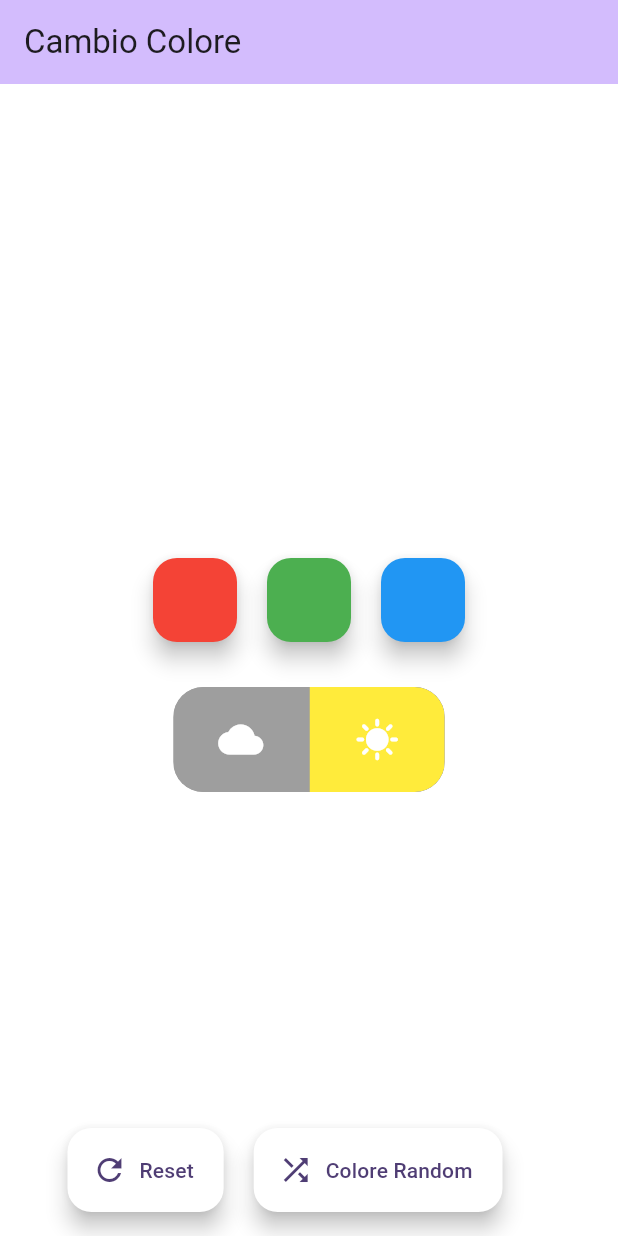
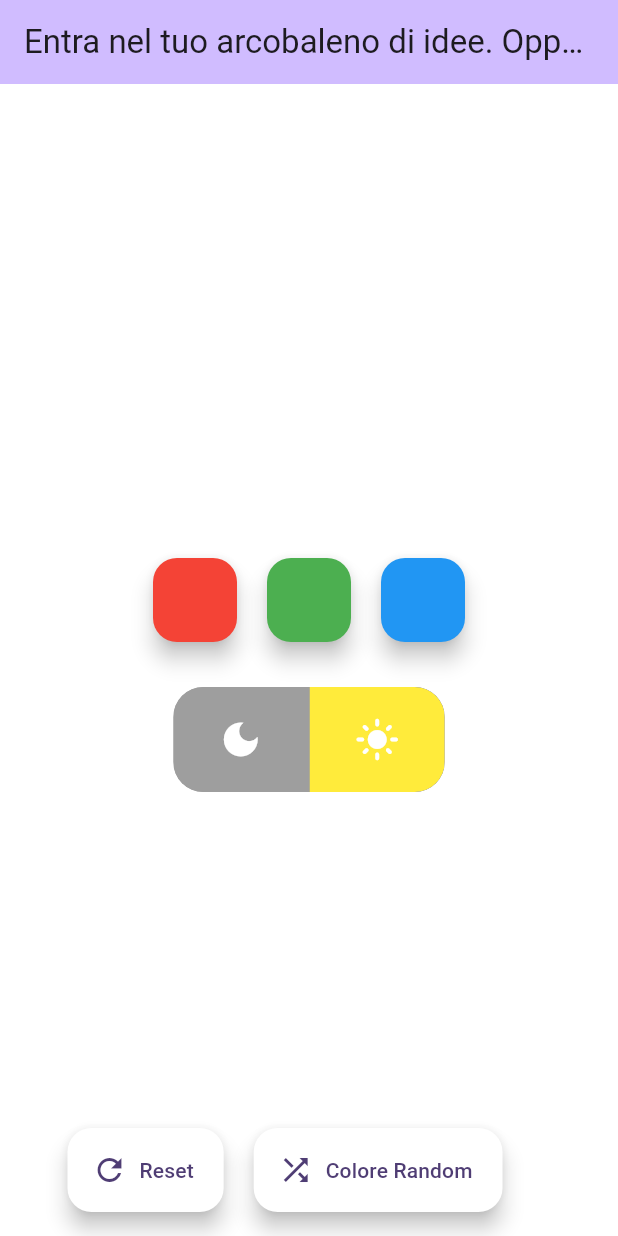
Before and after one commit to Gaia0809/qwerty, a Flutter app: the screen it shows after launch, on a phone screen of 412 x 824 dp. Run offline on Flutter 3.47's test engine with Material 3 defaults, Android fonts, the phone set to English and light mode, and no system bars; drawn by our look-alikes of toggle_switch; missing offline and left inert: flutter_randomcolor.

Commit message:
refactor main.dart to implement widget for random color and toggle

```diff
--- a/bgcolor_changer/lib/main.dart
+++ b/bgcolor_changer/lib/main.dart
@@ -6,32 +6,120 @@
   runApp(const MyApp());
 }
 
-class MyApp extends StatelessWidget {
+class MyApp extends StatefulWidget {
   const MyApp({super.key});
+
+  @override
+  State<MyApp> createState() => _MyAppState();
+}
+
+class _MyAppState extends State<MyApp> {
+  Color _backgroundColor = Colors.white;
+  bool _isLight = true;
+  Brightness brightness = Brightness.light;
 
   @override
   Widget build(BuildContext context) {
     return MaterialApp(
-      title: 'Cambio Colore',
       theme: ThemeData(
-        colorScheme: ColorScheme.fromSeed(seedColor: Colors.deepPurple),
+        colorScheme:
+            ColorScheme.fromSeed(seedColor: Colors.deepPurple),
       ),
-      home: const ColorChangerPage(title: 'Cambio Colore'),
+      home: Scaffold(
+        appBar: AppBar(
+          title: const Text("Entra nel tuo arcobaleno di idee. Oppure scegli il colore in base al tuo stato d'animo"),
+          backgroundColor: Theme.of(context).colorScheme.inversePrimary,
+        ),
+
+        body: AnimatedContainer(
+          duration: const Duration(milliseconds: 500),
+          color: _backgroundColor,
+          child: Center(
+            child: Column(
+              mainAxisAlignment: MainAxisAlignment.center,
+              children: [
+                const SizedBox(height: 20),
+                Row(
+                  mainAxisAlignment: MainAxisAlignment.center,
+                  children: [
+                    FloatingActionButton(
+                      backgroundColor: Colors.red,
+                      onPressed: () => _changeColor(Colors.redAccent),
+                    ),
+                    const SizedBox(width: 20),
+                    FloatingActionButton(
+                      backgroundColor: Colors.green,
+                      onPressed: () => _changeColor(Colors.greenAccent),
+                    ),
+                    const SizedBox(width: 20),
+                    FloatingActionButton(
+                      backgroundColor: Colors.blue,
+                      onPressed: () => _changeColor(Colors.blueAccent),
+                    ),
+                  ],
+                ),
+                const SizedBox(height: 30),
+
+                ToggleSwitch(
+                  minWidth: 90.0,
+                  minHeight: 70.0,
+                  initialLabelIndex: _isLight ? 1 : 0,
+                  cornerRadius: 20.0,
+                  activeFgColor: Colors.white,
+                  inactiveBgColor: Colors.grey,
+                  inactiveFgColor: Colors.white,
+                  totalSwitches: 2,
+                  icons: [
+                    Icons.dark_mode,
+                    Icons.light_mode,
+                  ],
+                  iconSize: 30.0,
+                  activeBgColors: [
+                    [Colors.black],
+                    [Colors.yellow],
+                  ],
+                  animate: true,
+                  curve: Curves.bounceInOut,
+                  onToggle: (index) {
+                    setState(() {
+                      if (index == 0) {
+                        brightness = Brightness.dark;
+                        _isLight = false;
+                        _backgroundColor = Colors.black;
+                      } else {
+                        brightness = Brightness.light;
+                        _isLight = true;
+                        _backgroundColor = Colors.white;
+                      }
+                    });
+                  },
+                ),
+              ],
+            ),
+          ),
+        ),
+
+        floatingActionButton: Row(
+          mainAxisAlignment: MainAxisAlignment.center,
+          children: [
+            FloatingActionButton.extended(
+              backgroundColor: Colors.white,
+              onPressed: _resetColor,
+              label: const Text('Reset'),
+              icon: const Icon(Icons.refresh),
+            ),
+            const SizedBox(width: 20),
+            FloatingActionButton.extended(
+              backgroundColor: Colors.white,
+              onPressed: _randomColor,
+              label: const Text('Colore Random'),
+              icon: const Icon(Icons.shuffle),
+            ),
+          ],
+        ),
+      ),
     );
   }
-}
-
-class ColorChangerPage extends StatefulWidget {
-  const ColorChangerPage({super.key, required this.title});
-  final String title;
-
-  @override
-  State<ColorChangerPage> createState() => _ColorChangerPageState();
-}
-
-class _ColorChangerPageState extends State<ColorChangerPage> {
-  Color _backgroundColor = Colors.white;
-  bool _isYellow = true;
 
   void _changeColor(Color newColor) {
     setState(() {
@@ -42,6 +130,7 @@
   void _resetColor() {
     setState(() {
       _backgroundColor = Colors.white;
+      brightness = Brightness.light;
     });
   }
 
@@ -56,101 +145,4 @@
       );
     });
   }
-
-  @override
-  Widget build(BuildContext context) {
-    return Scaffold(
-      appBar: AppBar(
-        backgroundColor: Theme.of(context).colorScheme.inversePrimary,
-        title: Text(widget.title),
-      ),
-
-      body: AnimatedContainer(
-        duration: const Duration(milliseconds: 500),
-        color: _backgroundColor,
-        child: Center(
-          child: Column(
-            mainAxisAlignment: MainAxisAlignment.center,
-            children: [
-              const SizedBox(height: 20),
-              Row(
-                mainAxisAlignment: MainAxisAlignment.center,
-                children: [
-                  // button rosso
-                  FloatingActionButton(
-                    backgroundColor: Colors.red,
-                    onPressed: () => _changeColor(Colors.red),
-                  ),
-                  const SizedBox(width: 20),
-                  // button verde
-                  FloatingActionButton(
-                    backgroundColor: Colors.green,
-                    onPressed: () => _changeColor(Colors.green),
-                  ),
-                  const SizedBox(width: 20),
-                  // button blu
-                  FloatingActionButton(
-                    backgroundColor: Colors.blue,
-                    onPressed: () => _changeColor(Colors.blue),
-                  ),
-                ],
-              ),
-              const SizedBox(height: 30),
-
-              ToggleSwitch(
-                minWidth: 90.0,
-                minHeight: 70.0,
-                initialLabelIndex: _isYellow ? 1 : 0,
-                cornerRadius: 20.0,
-                activeFgColor: Colors.white,
-                inactiveBgColor: Colors.grey,
-                inactiveFgColor: Colors.white,
-                totalSwitches: 2,
-                icons: [
-                  Icons.cloud, // nuvola
-                  Icons.sunny, // sole  scegliete voi l icona preferita
-                ],
-                iconSize: 30.0,
-                activeBgColors: [[Colors.grey], [Colors.yellow]],
-                animate: true,
-                curve: Curves.bounceInOut,
-                onToggle: (index) {
-                  setState(() {
-                    if (index == 0) {
-                      _backgroundColor = Colors.grey;
-                      _isYellow = false;
-                    } else {
-                      _backgroundColor = Colors.yellow;
-                      _isYellow = true;
-                    }
-                  });
-                },
-              ),
-            ],
-          ),
-        ),
-      ),
-
-      floatingActionButton: Row(
-        mainAxisAlignment: MainAxisAlignment.center,
-        children: [
-          // button reset
-          FloatingActionButton.extended(
-            backgroundColor: Colors.white,
-            onPressed: _resetColor,
-            label: const Text('Reset'),
-            icon: const Icon(Icons.refresh),
-          ),
-          const SizedBox(width: 20),
-          // button random
-          FloatingActionButton.extended(
-            backgroundColor: Colors.white,
-            onPressed: _randomColor,
-            label: const Text('Colore Random'),
-            icon: const Icon(Icons.shuffle),
-          ),
-        ],
-      ),
-    );
-  }
 }
```
